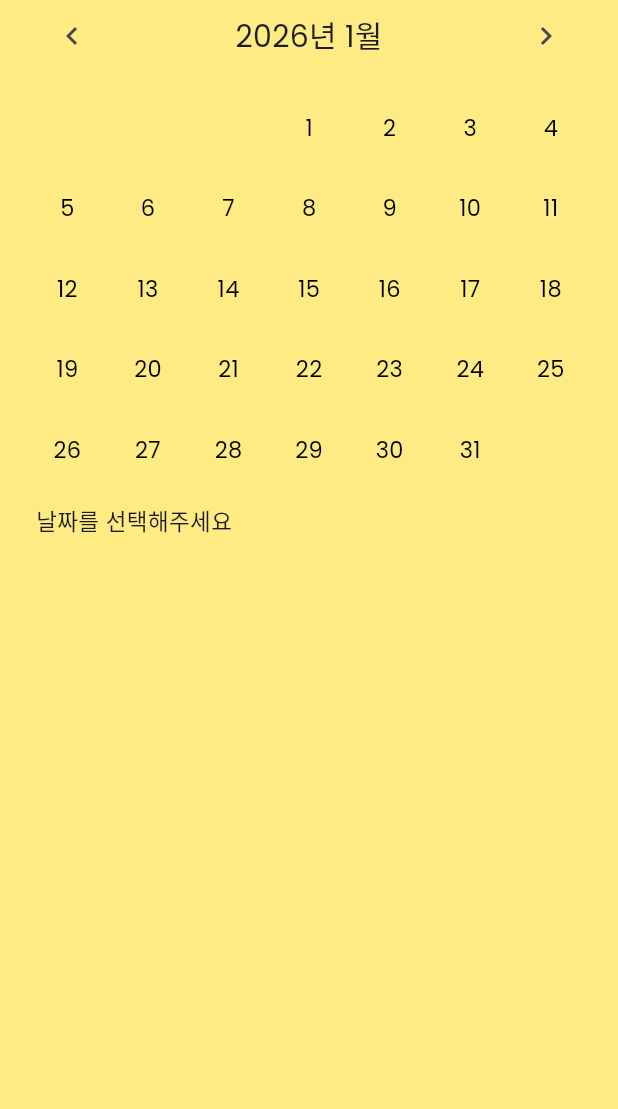
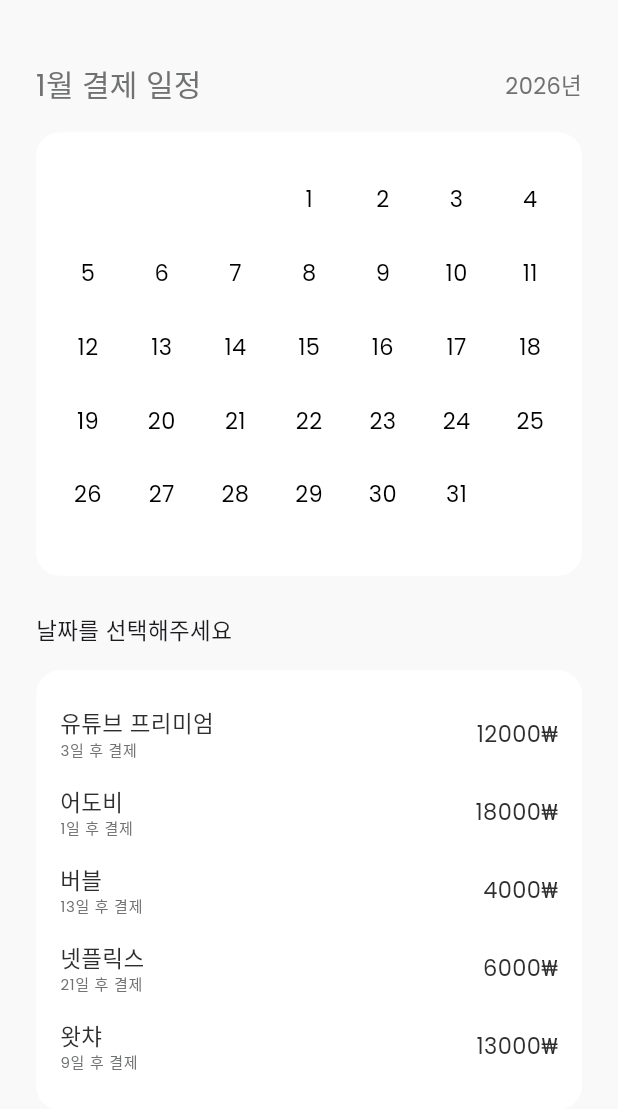
Before and after one commit to moonsbsb/DPeek_Frontend, a Flutter app: the CalendarScreen screen opened directly, on a phone screen of 412 x 824 dp. Shown: the top 1109 px of the screen. Run offline on Flutter 3.47's test engine with Material 3 defaults, Android fonts, the phone set to English and light mode, and no system bars; our stand-ins replace fl_chart, flutter_svg.

Commit message:
feat: 달력 ui 구현

```diff
--- a/lib/screen/calendar/CalendarScreen.dart
+++ b/lib/screen/calendar/CalendarScreen.dart
@@ -1,5 +1,6 @@
 import 'package:flutter/material.dart';
 import 'package:flutter/widgets.dart';
+import 'package:mypal/screen/home/HomeScreen.dart';
 import 'package:mypal/theme/appcolor.dart';
 
 class CalendarScreen extends StatefulWidget{
@@ -80,20 +81,35 @@
 
   @override
   Widget build(BuildContext context) {
+
     return Scaffold(
-      backgroundColor: Appcolor.background,
+      backgroundColor: Appcolor.lightGrey,
       body: SafeArea(
         child: Padding(
-          padding: const EdgeInsets.symmetric(horizontal: 24),
+          padding: const EdgeInsets.symmetric(horizontal: 0),
           child: Column(
             crossAxisAlignment: CrossAxisAlignment.start,
             children: [
+              SizedBox(height: MediaQuery.of(context).size.height * 0.05,),
+              Padding(
+                padding: const EdgeInsets.symmetric(horizontal: 24),
+                child: Row(
+                  mainAxisAlignment: MainAxisAlignment.spaceBetween,
+                  children: [
+                    Text('${selectedMonth.month}월 결제 일정', style: Theme.of(context).textTheme.titleMedium?.copyWith(color: Appcolor.middleGrey)),
+                    Text('${selectedMonth.year}년', style: Theme.of(context).textTheme.bodyMedium?.copyWith(color: Appcolor.middleGrey),)
+                  ],
+                ),
+              ),
+
+              /**
                 _DatePicker(
                 month: selectedMonth,
                 onPrevMonth: _goPrevMonth,
                 onNextMonth: _goNextMonth,
                 onYearTap: _pickYear,
               ),
+              **/
               const SizedBox(height: 16),
 
               _Calendar(
@@ -101,11 +117,19 @@
                 selectedDate: selectedDate,
                 onDateSelected: _onDateSelected
               ),
+
+              const SizedBox(height: 25),
+
+              Padding(
+                padding: const EdgeInsets.symmetric(horizontal: 24),
+                child: _RecordByDate(selectedDate: selectedDate,),
+              ),
+
               const SizedBox(height: 16),
 
-              _RecordByDate(selectedDate: selectedDate,),
+              _RecordList(),
+
               const SizedBox(height: 16),
-
             ],
           ),
           )
@@ -176,7 +200,11 @@
     final int leadingEmptyDays = firstWeekday - 1;
     final int totalItems = leadingEmptyDays + daysInMonth;
 
-    return GridView.builder(
+    return CardContainer(
+      child: Column(
+        children: [
+          SizedBox(height: 10),
+          GridView.builder(
             shrinkWrap: true,
             physics: const NeverScrollableScrollPhysics(),
             itemCount: totalItems,
@@ -207,6 +235,10 @@
                 ),
               );
             }
+          ),
+          SizedBox(height: 20)
+        ],
+      )
     );
   }
 }
@@ -219,6 +251,7 @@
 
   @override
     Widget build(BuildContext context) {
+
       if (selectedDate == null) {
       return const Text('날짜를 선택해주세요');
     }
@@ -243,7 +276,7 @@
         width: 32,
         height: 32,
         decoration: BoxDecoration(
-          color: isSelected ? Appcolor.activeNav : null,
+          color: isSelected ? Appcolor.primary : null,
           shape: BoxShape.circle
         ),
         alignment: Alignment.center,
@@ -258,3 +291,47 @@
     );
   }
 }
+
+class _RecordList extends StatelessWidget{
+
+  const _RecordList({super.key});
+
+  @override
+  Widget build(BuildContext context) {
+    final items = [
+      ('유튜브 프리미엄', '3일 후 결제', '12000₩'),
+      ('어도비', '1일 후 결제', '18000₩'),
+      ('버블', '13일 후 결제', '4000₩'),
+      ('넷플릭스', '21일 후 결제', '6000₩'),
+      ('왓챠', '9일 후 결제', '13000₩'),
+    ];
+
+    return CardContainer(
+      child: ListView.builder(
+        itemCount: items.length,
+        shrinkWrap: true,
+        physics: NeverScrollableScrollPhysics(),
+        itemBuilder: (context, index){
+          final item = items[index];
+
+          return Padding(
+            padding: EdgeInsetsGeometry.symmetric(vertical: 8),
+            child: Row(
+              mainAxisAlignment: MainAxisAlignment.spaceBetween,
+              children: [
+                Column(
+                  crossAxisAlignment: CrossAxisAlignment.start,
+                  children: [
+                    Text(item.$1, style: Theme.of(context).textTheme.bodyMedium?.copyWith(color: Appcolor.darkGrey)),
+                    Text(item.$2, style: Theme.of(context).textTheme.labelSmall?.copyWith(color: Appcolor.middleGrey)),
+                  ],
+                ),
+                Text(item.$3, style: Theme.of(context).textTheme.bodyMedium?.copyWith(color: Appcolor.darkGrey)),
+              ],
+            ),
+          );
+        }
+      )
+    );
+  }
+}
--- a/lib/screen/home/HomeScreen.dart
+++ b/lib/screen/home/HomeScreen.dart
@@ -82,7 +82,7 @@
 
   @override
   Widget build(BuildContext context) {
-    return _CardContainer(
+    return CardContainer(
       child: Column(
         crossAxisAlignment: CrossAxisAlignment.start,
         children: [
@@ -170,7 +170,7 @@
       ('왓챠', '9일 후 결제', '13000₩'),
     ];
 
-    return _CardContainer(
+    return CardContainer(
       child: Column(
         crossAxisAlignment: CrossAxisAlignment.start,
         children: [
@@ -207,9 +207,9 @@
   }
 }
 
-class _CardContainer extends StatelessWidget {
+class CardContainer extends StatelessWidget {
   final Widget child;
-  const _CardContainer({required this.child});
+  const CardContainer({required this.child});
 
   @override
   Widget build(BuildContext context) {
```
Lines whose indentation alone changed are shown as unchanged.
